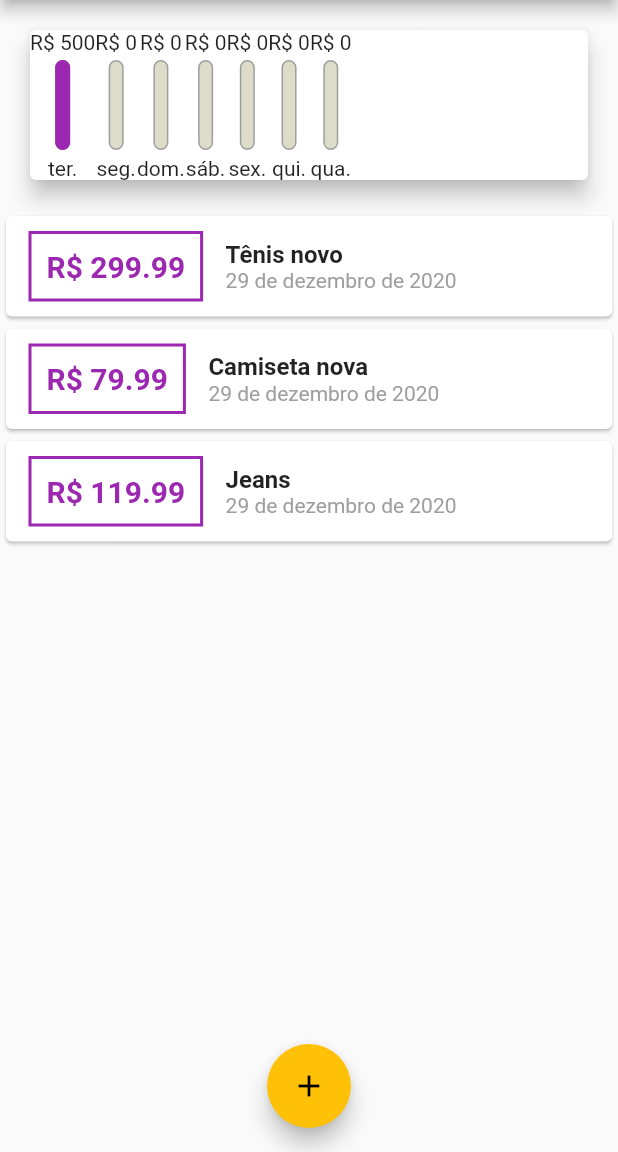
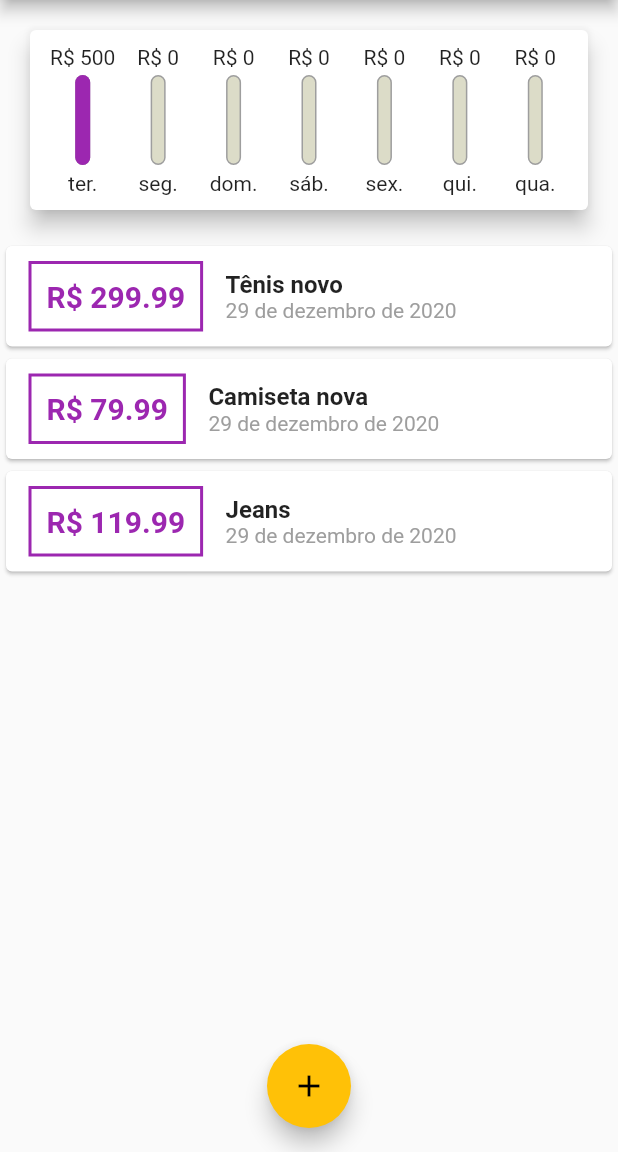
Before and after one commit to zigante/expense_planner, a Flutter app: the screen it shows after launch, on a phone screen of 412 x 824 dp, the part 84-1236 px from its top. Run offline on Flutter 3.47's test engine with Material 2 defaults, Android fonts, the phone set to English and light mode, and no system bars.

Commit message:
add padding and justify chats

```diff
--- a/lib/widgets/chart.dart
+++ b/lib/widgets/chart.dart
@@ -37,14 +37,21 @@ class Chart extends StatelessWidget {
     return Card(
       elevation: 6,
       margin: EdgeInsets.all(20),
+      child: Padding(
+        padding: EdgeInsets.all(10),
         child: Row(
+          mainAxisAlignment: MainAxisAlignment.spaceAround,
           children: (groupedTransactions)
-            .map((e) => ChartBar(
+              .map((e) => Flexible(
+                    fit: FlexFit.tight,
+                    child: ChartBar(
                       label: e.day,
                       amount: e.amount,
                       percent: maxSpending == 0 ? 0 : e.amount / maxSpending,
+                    ),
                   ))
               .toList(),
+        ),
       ),
     );
   }
--- a/lib/widgets/chart_bar.dart
+++ b/lib/widgets/chart_bar.dart
@@ -10,7 +10,7 @@ class ChartBar extends StatelessWidget {
   Widget build(BuildContext context) {
     return Column(
       children: [
-        Text('R\$ ${this.amount.toStringAsFixed(0)}'),
+        FittedBox(child: Text('R\$ ${this.amount.toStringAsFixed(0)}')),
         SizedBox(height: 4),
         Container(
             height: 60,
@@ -26,10 +26,8 @@ class ChartBar extends StatelessWidget {
                 FractionallySizedBox(
                   heightFactor: this.percent,
                   child: Container(
-                    decoration: BoxDecoration(
-                      color: Theme.of(context).primaryColor,
-                      borderRadius: BorderRadius.circular(20),
-                    ),
+                    decoration:
+                        BoxDecoration(color: Theme.of(context).primaryColor, borderRadius: BorderRadius.circular(20)),
                   ),
                 )
               ],
```
Lines whose indentation alone changed are shown as unchanged.
